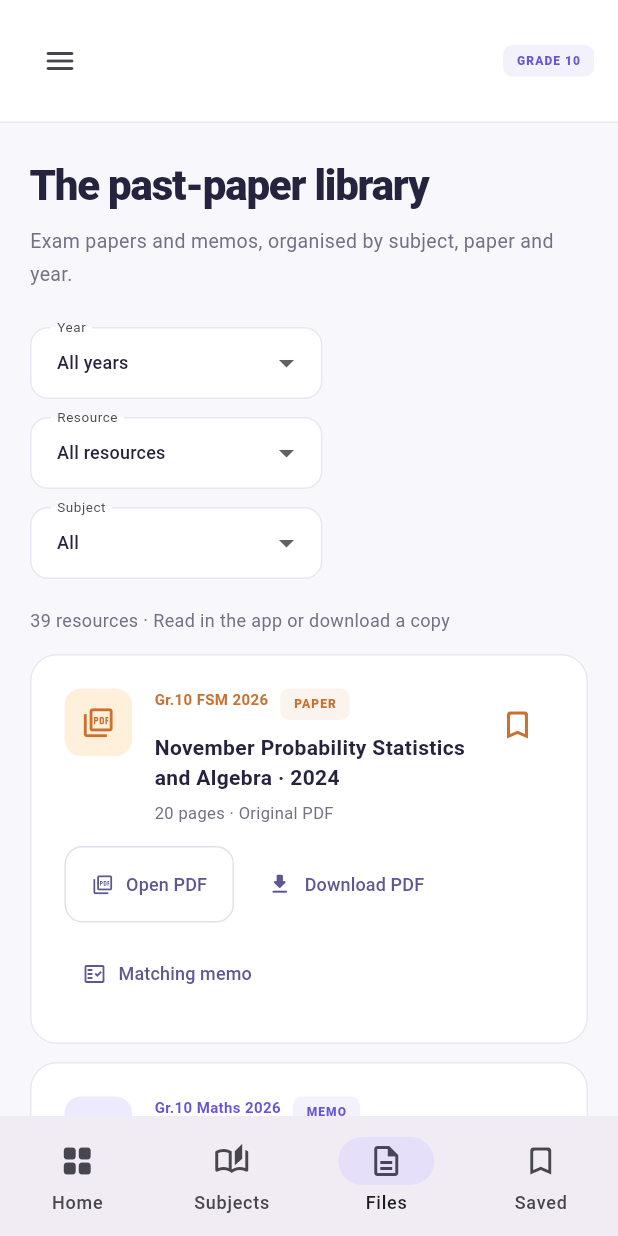
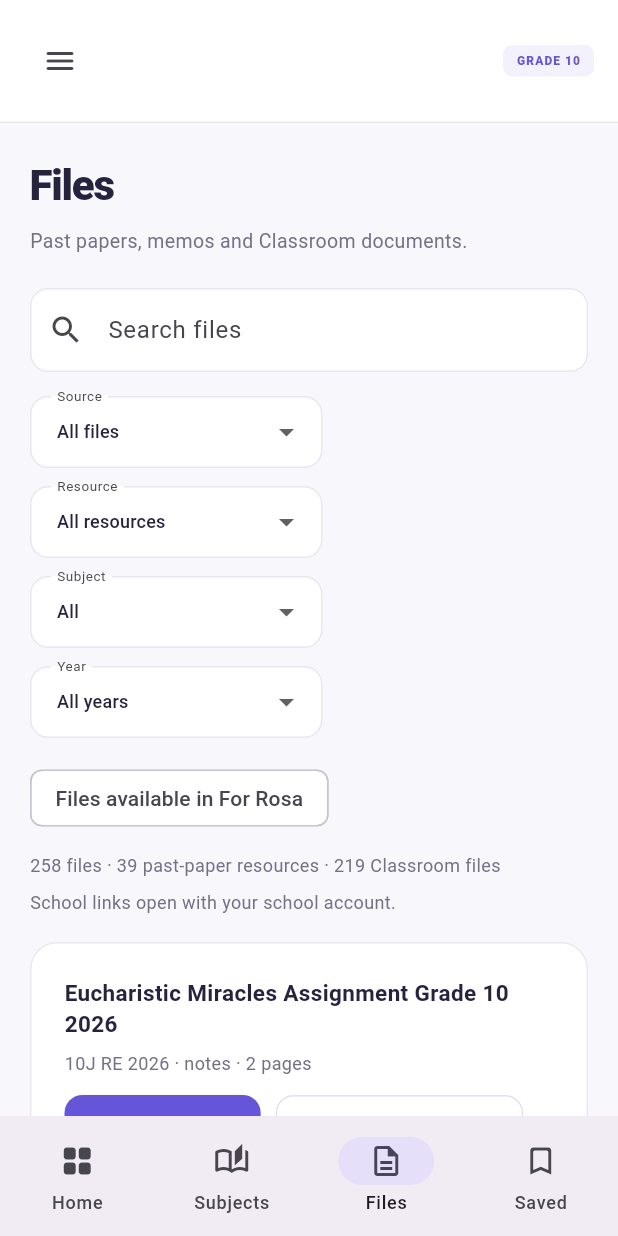
Before and after one commit to JoaoPedra-AMDG/DLS_app, a Flutter app: the screen it shows after launch, in the side drawer, after a tap on "Past papers", on a phone screen of 412 x 824 dp. Run offline on Flutter 3.47's test engine with Material 3 defaults, Android fonts, the phone set to English and light mode, and no system bars; our stand-ins replace shared_preferences, web; missing offline and left inert: dart:js_interop.

Commit message:
Combine all documents in Files and simplify Subjects

```diff
--- a/lib/app.dart
+++ b/lib/app.dart
@@ -118,6 +118,9 @@ class _StudyShellState extends State<StudyShell> {
   int subjectTab = 0, topicTab = 0;
   String year = 'All years', kind = 'All resources', division = 'All';
   String classroomQuery = '', classroomKind = 'All types';
+  String filesQuery = '', filesSource = 'All files';
+  bool filesLocalOnly = false;
+  int filesLimit = 24;
   bool classroomLocalOnly = false;
   bool searchVisible = false;
   bool searchSwipeFromTop = false;
@@ -136,6 +139,10 @@ class _StudyShellState extends State<StudyShell> {
     setState(() {
       searchVisible = false;
       nav = target;
+      filesQuery = '';
+      filesSource = 'All files';
+      filesLocalOnly = false;
+      filesLimit = 24;
       classroomQuery = '';
       classroomKind = 'All types';
       classroomLocalOnly = false;
@@ -330,7 +337,7 @@ class _StudyShellState extends State<StudyShell> {
                                   ? 0
                                   : nav == 'Saved'
                                   ? 3
-                                  : nav == 'Past papers'
+                                  : nav == 'Files'
                                   ? 2
                                   : 1,
                           onDestinationSelected:
@@ -338,7 +345,7 @@ class _StudyShellState extends State<StudyShell> {
                                 [
                                   'Overview',
                                   'My subjects',
-                                  'Past papers',
+                                  'Files',
                                   'Saved',
                                 ][i],
                               ),
@@ -410,8 +417,8 @@ class _StudyShellState extends State<StudyShell> {
                                             dashboard()
                                           else if (nav == 'My subjects')
                                             subjectsPage()
-                                          else if (nav == 'Past papers')
-                                            allPapers()
+                                          else if (nav == 'Files')
+                                            filesPage()
                                           else if (nav == 'Classroom files')
                                             classroomLibrary()
                                           else if (nav == 'Flashcards')
@@ -539,7 +546,7 @@ class _StudyShellState extends State<StudyShell> {
           for (final (name, icon) in [
             ('Overview', Icons.grid_view_rounded),
             ('My subjects', Icons.auto_stories_outlined),
-            ('Past papers', Icons.description_outlined),
+            ('Files', Icons.folder_copy_outlined),
             ('Classroom files', Icons.folder_copy_outlined),
             ('Flashcards', Icons.style_outlined),
             ('Saved', Icons.bookmark_border_rounded),
@@ -1088,8 +1095,6 @@ class _StudyShellState extends State<StudyShell> {
       pageHeading('Subjects', 'Choose a subject and topic.'),
       const SizedBox(height: 25),
       subjectGrid(),
-      const SizedBox(height: 28),
-      studyModes(),
     ],
   );
   Widget pageHeading(String title, String subtitle) => Column(
@@ -1326,17 +1331,140 @@ class _StudyShellState extends State<StudyShell> {
     );
   }
 
-  Widget allPapers() => Column(
-    crossAxisAlignment: CrossAxisAlignment.start,
-    children: [
-      pageHeading(
-        'The past-paper library',
-        'Exam papers and memos, organised by subject, paper and year.',
-      ),
-      const SizedBox(height: 24),
-      paperLibrary(),
-    ],
-  );
+  Widget filesPage() {
+    const resourceKinds = {
+      'All resources': null,
+      'Papers': 'paper',
+      'Memos': 'memo',
+      'Question booklets': 'supplement',
+      'Notes': 'notes',
+      'Slides': 'slides',
+      'Worksheets': 'worksheet',
+      'Scopes': 'scope',
+      'Rubrics': 'rubric',
+      'Plans': 'plan',
+    };
+    final files =
+        store.libraryFiles..sort((a, b) {
+          final byYear = (b['year'] ?? 0).compareTo(a['year'] ?? 0) as int;
+          return byYear != 0
+              ? byYear
+              : (a['title'] as String).toLowerCase().compareTo(
+                (b['title'] as String).toLowerCase(),
+              );
+        });
+    final years =
+        files
+            .map((file) => file['year']?.toString() ?? 'Year not stated')
+            .toSet()
+            .toList();
+    final words = filesQuery
+        .trim()
+        .toLowerCase()
+        .split(RegExp(r'\s+'))
+        .where((word) => word.isNotEmpty);
+    final selected =
+        files.where((file) {
+          final subjects = List<String>.from(
+            file['subjects'] ?? [file['subject']],
+          );
+          final searchable =
+              '${file['title']} ${file['year'] ?? ''} ${file['kind']} ${file['format'] ?? 'PDF'} ${file['sections'] ?? ''} ${subjects.map((id) => store.subject(id)['name']).join(' ')}'
+                  .toLowerCase();
+          return (filesSource == 'All files' ||
+                  file['librarySource'] == filesSource) &&
+              (year == 'All years' ||
+                  (file['year']?.toString() ?? 'Year not stated') == year) &&
+              (kind == 'All resources' ||
+                  file['kind'] == resourceKinds[kind]) &&
+              (division == 'All' || subjects.contains(division)) &&
+              (!filesLocalOnly || file['availability'] != 'school') &&
+              words.every(searchable.contains);
+        }).toList();
+    void filter(VoidCallback change) => setState(() {
+      change();
+      filesLimit = 24;
+    });
+    final classroomCount =
+        selected.where((file) => file['librarySource'] == 'Classroom').length;
+    return Column(
+      crossAxisAlignment: CrossAxisAlignment.start,
+      children: [
+        pageHeading('Files', 'Past papers, memos and Classroom documents.'),
+        const SizedBox(height: 20),
+        TextField(
+          key: const ValueKey('files-search'),
+          decoration: const InputDecoration(
+            labelText: 'Search files',
+            prefixIcon: Icon(Icons.search),
+          ),
+          onChanged: (value) => filter(() => filesQuery = value),
+        ),
+        const SizedBox(height: 16),
+        Wrap(
+          spacing: 12,
+          runSpacing: 12,
+          children: [
+            dropdown('Source', filesSource, [
+              'All files',
+              'Past papers',
+              'Classroom',
+            ], (value) => filter(() => filesSource = value)),
+            dropdown(
+              'Resource',
+              kind,
+              resourceKinds.keys.toList(),
+              (value) => filter(() => kind = value),
+            ),
+            dropdown(
+              'Subject',
+              division,
+              ['All', ...store.subjects.map((s) => s['id'] as String)],
+              (value) => filter(() => division = value),
+              labels: {for (final s in store.subjects) s['id']: s['name']},
+            ),
+            dropdown('Year', year, [
+              'All years',
+              ...years,
+            ], (value) => filter(() => year = value)),
+          ],
+        ),
+        const SizedBox(height: 16),
+        FilterChip(
+          label: const Text('Files available in For Rosa'),
+          selected: filesLocalOnly,
+          onSelected: (value) => filter(() => filesLocalOnly = value),
+        ),
+        const SizedBox(height: 12),
+        Text(
+          '${selected.length} files · ${selected.length - classroomCount} past-paper resources · $classroomCount Classroom files',
+          style: const TextStyle(color: muted, fontSize: 12),
+        ),
+        const SizedBox(height: 8),
+        const Text(
+          'School links open with your school account.',
+          style: TextStyle(color: muted, fontSize: 12),
+        ),
+        const SizedBox(height: 18),
+        if (selected.isEmpty)
+          const Text('No files match. Try another search or filter.'),
+        for (final file in selected.take(filesLimit))
+          if (file['librarySource'] == 'Classroom')
+            classroomRow(file)
+          else
+            Padding(
+              padding: const EdgeInsets.only(bottom: 14),
+              child: paperRow(file),
+            ),
+        if (selected.length > filesLimit)
+          OutlinedButton(
+            onPressed: () => setState(() => filesLimit += 24),
+            child: const Text('Show more files'),
+          ),
+      ],
+    );
+  }
+
   Widget paperLibrary({Json? subject}) {
     final ps =
         (subject == null ? store.papers : store.subjectPapers(subject['id']))
@@ -2314,7 +2442,7 @@ class _StudyShellState extends State<StudyShell> {
           },
           onPaper: (p) {
             Navigator.pop(ctx);
-            go('Past papers');
+            go('Files');
             openPaper(p);
           },
           onSubject: (s) {
--- a/lib/models.dart
+++ b/lib/models.dart
@@ -21,6 +21,12 @@ class StudyStore extends ChangeNotifier {
   List<Json> get papers => List<Json>.from(data['papers']);
   List<Json> get topics => List<Json>.from(data['topics']);
   List<Json> get documents => List<Json>.from(data['classroom'] ?? []);
+  List<Json> get libraryFiles => [
+    for (final paper in papers.where((p) => p['kind'] != 'unavailable'))
+      {...paper, 'librarySource': 'Past papers'},
+    for (final document in documents)
+      {...document, 'librarySource': 'Classroom'},
+  ];
   List<Json> subjectDocuments(String id) =>
       documents
           .where(
```
Also changed, not shown: 2 other files.
